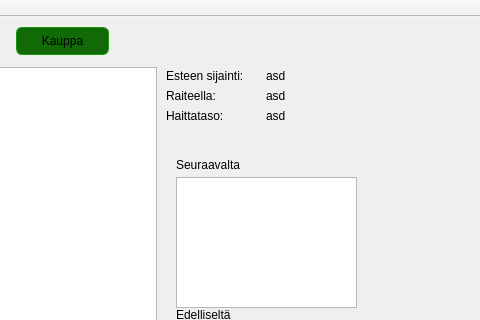
First picture: the form in TrainGame/TrainGame/mainwindow.ui, repository MilanFIN/TrainGame, before the edit; both pictures show x 674 to 1154 and y 0 to 320 of the 1154 by 642 pixel window.
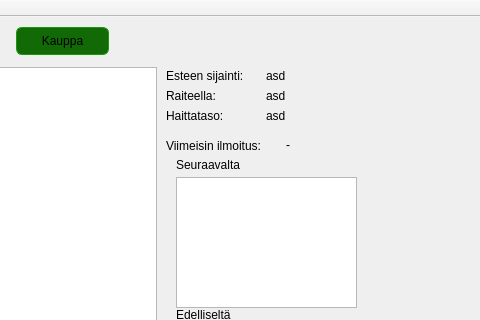
Second picture: the form after the edit.

Patch:
```diff
--- a/TrainGame/TrainGame/mainwindow.ui
+++ b/TrainGame/TrainGame/mainwindow.ui
@@ -490,6 +490,32 @@
        <string>asd</string>
       </property>
      </widget>
+     <widget class="QLabel" name="label_8">
+      <property name="geometry">
+       <rect>
+        <x>830</x>
+        <y>80</y>
+        <width>121</width>
+        <height>17</height>
+       </rect>
+      </property>
+      <property name="text">
+       <string>Viimeisin ilmoitus:</string>
+      </property>
+     </widget>
+     <widget class="QLabel" name="notificationLabel">
+      <property name="geometry">
+       <rect>
+        <x>950</x>
+        <y>80</y>
+        <width>181</width>
+        <height>16</height>
+       </rect>
+      </property>
+      <property name="text">
+       <string>-</string>
+      </property>
+     </widget>
     </widget>
     <widget class="QWidget" name="shopPage">
      <widget class="QPushButton" name="buyButton">
```
